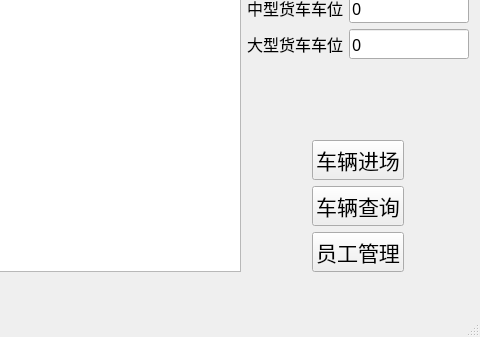
The window that carparkmanagement.ui (LeoB-O/CarParkManagement) describes before a commit, drawn with Qt 5; both pictures show x 776 to 1256 and y 165 to 502 of the 1256 by 502 pixel window.
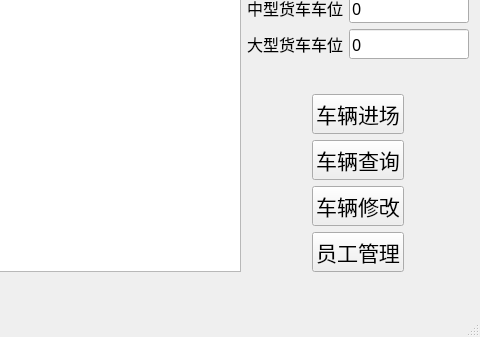
The same window after the commit.

The edit to the form file:
```diff
--- a/carparkmanagement.ui
+++ b/carparkmanagement.ui
@@ -463,6 +463,24 @@
             </property>
            </widget>
           </item>
+          <item alignment="Qt::AlignHCenter">
+           <widget class="QPushButton" name="pushButton">
+            <property name="maximumSize">
+             <size>
+              <width>200</width>
+              <height>16777215</height>
+             </size>
+            </property>
+            <property name="font">
+             <font>
+              <pointsize>16</pointsize>
+             </font>
+            </property>
+            <property name="text">
+             <string>车辆修改</string>
+            </property>
+           </widget>
+          </item>
           <item alignment="Qt::AlignHCenter">
            <widget class="QPushButton" name="employeeManage">
             <property name="sizePolicy">
```
Left out of the diff: 6 changed lines with no effect on the pictures.
